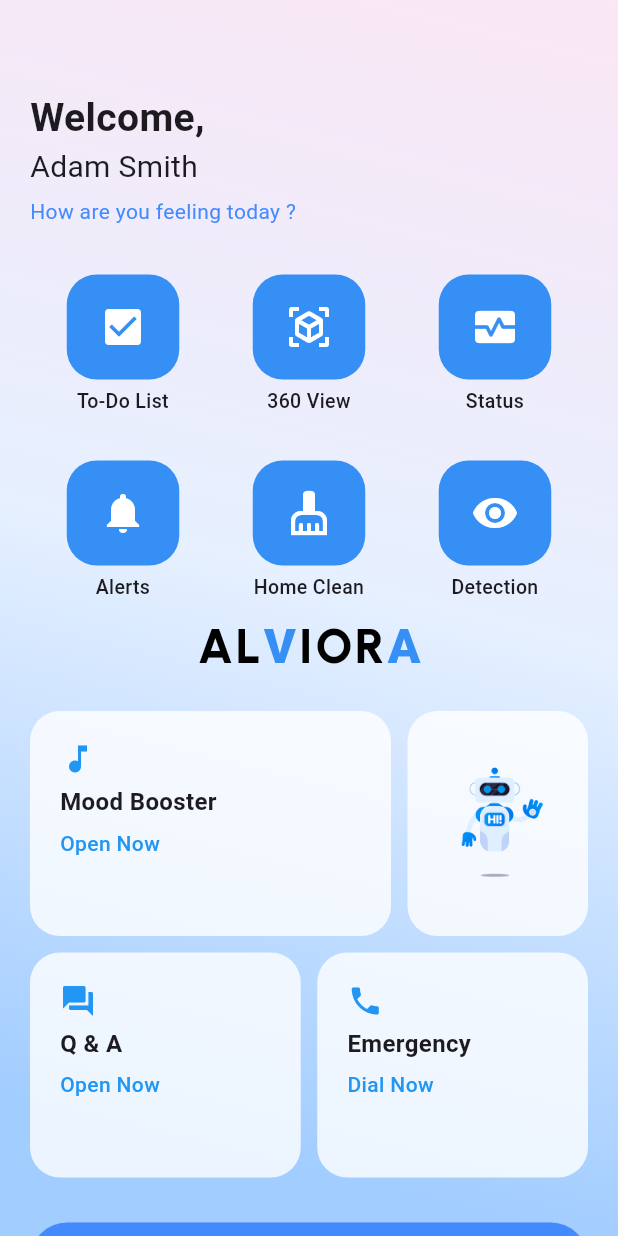
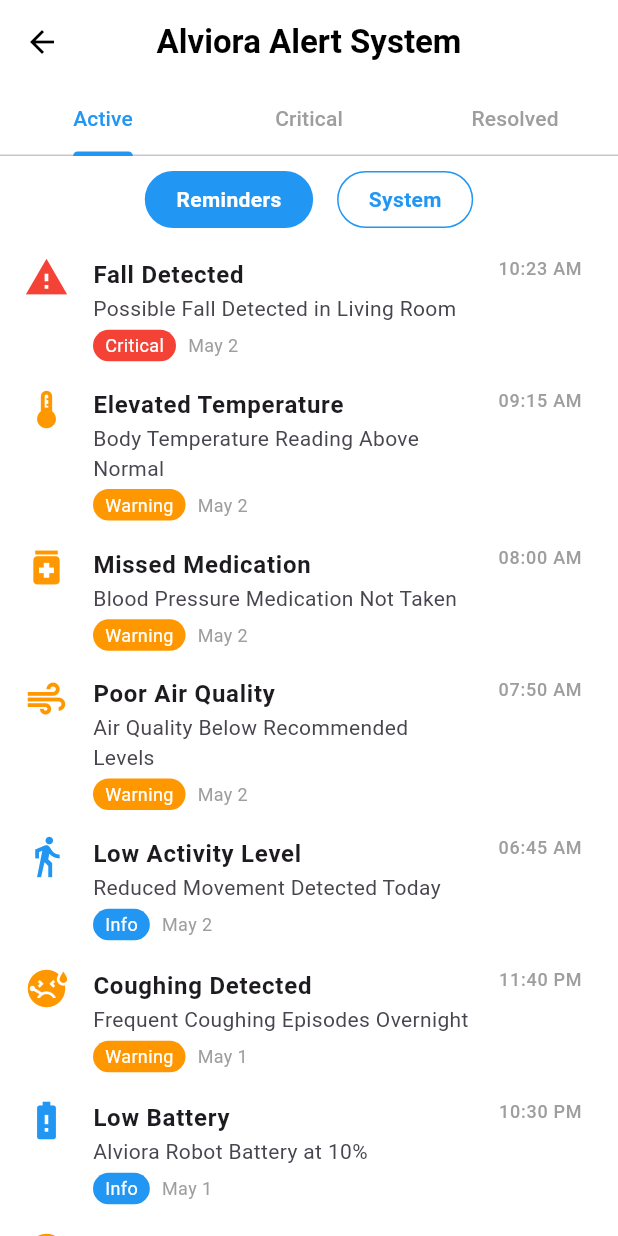
Before and after one commit to Sithumli/Alviora, a Flutter app: the HomeScreen screen opened directly, after a tap on "Alerts", on a phone screen of 412 x 824 dp. Run offline on Flutter 3.47's test engine with Material 3 defaults, Android fonts, the phone set to English and light mode, and no system bars; our stand-ins replace cloud_firestore, firebase_auth, firebase_core, webview_flutter; accounts and stored records are empty; network calls fail.

```diff
--- /dev/null
+++ b/lib/alerts_screen.dart
@@ -0,0 +1,213 @@
+import 'package:flutter/material.dart';
+
+class AlertsScreen extends StatefulWidget {
+  @override
+  _AlertsScreenState createState() => _AlertsScreenState();
+}
+
+class _AlertsScreenState extends State<AlertsScreen> with SingleTickerProviderStateMixin {
+  late TabController _tabController;
+  int selectedToggle = 0; // 0: Reminders, 1: System
+
+  @override
+  void initState() {
+    super.initState();
+    _tabController = TabController(length: 3, vsync: this);
+  }
+
+  Widget buildToggleButtons() {
+    return Row(
+      mainAxisAlignment: MainAxisAlignment.center,
+      children: [
+        buildToggle("Reminders", 0),
+        buildToggle("System", 1),
+      ],
+    );
+  }
+
+  Widget buildToggle(String text, int index) {
+    bool isSelected = selectedToggle == index;
+    return GestureDetector(
+      onTap: () {
+        setState(() {
+          selectedToggle = index;
+        });
+      },
+      child: Container(
+        margin: EdgeInsets.symmetric(horizontal: 8),
+        padding: EdgeInsets.symmetric(horizontal: 20, vertical: 8),
+        decoration: BoxDecoration(
+          color: isSelected ? Colors.blue : Colors.transparent,
+          borderRadius: BorderRadius.circular(20),
+          border: Border.all(color: Colors.blue),
+        ),
+        child: Text(
+          text,
+          style: TextStyle(
+            color: isSelected ? Colors.white : Colors.blue,
+            fontWeight: FontWeight.bold,
+          ),
+        ),
+      ),
+    );
+  }
+
+  Widget buildAlertCard({
+    required IconData icon,
+    required String title,
+    required String description,
+    required String tag,
+    required String time,
+    required String date,
+    required Color tagColor,
+  }) {
+    return ListTile(
+      leading: Icon(icon, color: tagColor, size: 30),
+      title: Text(title, style: TextStyle(fontWeight: FontWeight.bold)),
+      subtitle: Column(
+        crossAxisAlignment: CrossAxisAlignment.start,
+        children: [
+          Text(description),
+          SizedBox(height: 4),
+          Row(
+            children: [
+              Container(
+                padding: EdgeInsets.symmetric(horizontal: 8, vertical: 2),
+                decoration: BoxDecoration(
+                  color: tagColor,
+                  borderRadius: BorderRadius.circular(12),
+                ),
+                child: Text(
+                  tag,
+                  style: TextStyle(color: Colors.white, fontSize: 12),
+                ),
+              ),
+              SizedBox(width: 8),
+              Text(date, style: TextStyle(fontSize: 12, color: Colors.grey)),
+            ],
+          )
+        ],
+      ),
+      trailing: Text(time, style: TextStyle(color: Colors.grey, fontSize: 12)),
+      isThreeLine: true,
+    );
+  }
+
+  List<Widget> buildAlertList() {
+    return [
+      buildAlertCard(
+        icon: Icons.warning,
+        title: "Fall Detected",
+        description: "Possible Fall Detected in Living Room",
+        tag: "Critical",
+        time: "10:23 AM",
+        date: "May 2",
+        tagColor: Colors.red,
+      ),
+      buildAlertCard(
+        icon: Icons.thermostat,
+        title: "Elevated Temperature",
+        description: "Body Temperature Reading Above Normal",
+        tag: "Warning",
+        time: "09:15 AM",
+        date: "May 2",
+        tagColor: Colors.orange,
+      ),
+      buildAlertCard(
+        icon: Icons.medication,
+        title: "Missed Medication",
+        description: "Blood Pressure Medication Not Taken",
+        tag: "Warning",
+        time: "08:00 AM",
+        date: "May 2",
+        tagColor: Colors.orange,
+      ),
+      buildAlertCard(
+        icon: Icons.air,
+        title: "Poor Air Quality",
+        description: "Air Quality Below Recommended Levels",
+        tag: "Warning",
+        time: "07:50 AM",
+        date: "May 2",
+        tagColor: Colors.orange,
+      ),
+      buildAlertCard(
+        icon: Icons.directions_walk,
+        title: "Low Activity Level",
+        description: "Reduced Movement Detected Today",
+        tag: "Info",
+        time: "06:45 AM",
+        date: "May 2",
+        tagColor: Colors.blue,
+      ),
+      buildAlertCard(
+        icon: Icons.sick,
+        title: "Coughing Detected",
+        description: "Frequent Coughing Episodes Overnight",
+        tag: "Warning",
+        time: "11:40 PM",
+        date: "May 1",
+        tagColor: Colors.orange,
+      ),
+      buildAlertCard(
+        icon: Icons.battery_alert,
+        title: "Low Battery",
+        description: "Alviora Robot Battery at 10%",
+        tag: "Info",
+        time: "10:30 PM",
+        date: "May 1",
+        tagColor: Colors.blue,
+      ),
+      buildAlertCard(
+        icon: Icons.mood_bad,
+        title: "Mood Change Detected",
+        description: "Signs of Potential Distress Observed",
+        tag: "Warning",
+        time: "08:15 PM",
+        date: "May 1",
+        tagColor: Colors.orange,
+      ),
+    ];
+  }
+
+  @override
+  Widget build(BuildContext context) {
+    return Scaffold(
+      appBar: AppBar(
+        title: Text("Alviora Alert System", style: TextStyle(fontWeight: FontWeight.bold)),
+        centerTitle: true,
+        backgroundColor: Colors.white,
+        elevation: 0,
+        foregroundColor: Colors.black,
+        bottom: TabBar(
+          controller: _tabController,
+          labelColor: Colors.blue,
+          unselectedLabelColor: Colors.grey,
+          indicatorColor: Colors.blue,
+          tabs: [
+            Tab(text: "Active"),
+            Tab(text: "Critical"),
+            Tab(text: "Resolved"),
+          ],
+        ),
+      ),
+      body: Column(
+        children: [
+          SizedBox(height: 10),
+          buildToggleButtons(),
+          SizedBox(height: 10),
+          Expanded(
+            child: TabBarView(
+              controller: _tabController,
+              children: [
+                ListView(children: buildAlertList()),
+                Center(child: Text("No critical alerts")),
+                Center(child: Text("No resolved alerts")),
+              ],
+            ),
+          ),
+        ],
+      ),
+    );
+  }
+}
--- a/lib/home_screen.dart
+++ b/lib/home_screen.dart
@@ -2,6 +2,8 @@ import 'package:flutter/material.dart';
 import 'mood_booster.dart';
 import 'ScheduleScreen.dart';
 import '360_view.dart'; // ✅ Import added for 360 View
+import 'alerts_screen.dart';
+
 
 class HomeScreen extends StatelessWidget {
   const HomeScreen({Key? key}) : super(key: key);
@@ -77,7 +79,15 @@ class HomeScreen extends StatelessWidget {
                           );
                         }),
                         _buildButton(Icons.monitor_heart, "Status", () {}),
-                        _buildButton(Icons.notifications, "Alerts", () {}),
+                        _buildButton(Icons.notifications, "Alerts", () {
+                          Navigator.push(
+                            context,
+                            MaterialPageRoute(
+                              builder: (context) =>  AlertsScreen(),
+                            ),
+                          );
+                        }),
+
                         _buildButton(Icons.cleaning_services, "Home Clean", () {}),
                         _buildButton(Icons.visibility, "Detection", () {}),
                       ],
```
Also changed, not shown: 5 other files.
